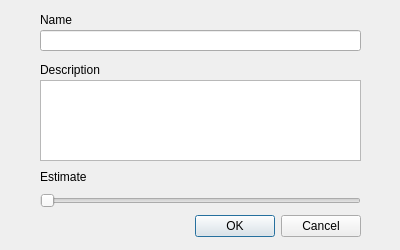
This is Paul_prototype/createtaskdialog.ui in OrlovaAnn/TaskTracker as Qt 5 draws it before an edit. The edited form follows.
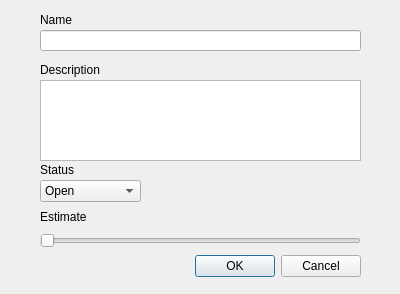
This is the edited form.

Commit message: (+) Allow to modify task type from the settings

What changed in the file:
```diff
--- a/Paul_prototype/createtaskdialog.ui
+++ b/Paul_prototype/createtaskdialog.ui
@@ -7,7 +7,7 @@
     <x>0</x>
     <y>0</y>
     <width>400</width>
-    <height>250</height>
+    <height>294</height>
    </rect>
   </property>
   <property name="windowTitle">
@@ -17,7 +17,7 @@
    <property name="geometry">
     <rect>
      <x>20</x>
-     <y>210</y>
+     <y>250</y>
      <width>341</width>
      <height>32</height>
     </rect>
@@ -53,7 +53,7 @@
    <property name="geometry">
     <rect>
      <x>40</x>
-     <y>190</y>
+     <y>230</y>
      <width>321</width>
      <height>22</height>
     </rect>
@@ -92,7 +92,7 @@
    <property name="geometry">
     <rect>
      <x>40</x>
-     <y>170</y>
+     <y>210</y>
      <width>47</width>
      <height>13</height>
     </rect>
@@ -101,6 +101,50 @@
     <string>Estimate</string>
    </property>
   </widget>
+  <widget class="QComboBox" name="statusComboBox">
+   <property name="geometry">
+    <rect>
+     <x>40</x>
+     <y>180</y>
+     <width>101</width>
+     <height>22</height>
+    </rect>
+   </property>
+   <property name="currentText">
+    <string>Open</string>
+   </property>
+   <property name="currentIndex">
+    <number>0</number>
+   </property>
+   <item>
+    <property name="text">
+     <string>Open</string>
+    </property>
+   </item>
+   <item>
+    <property name="text">
+     <string>In progress</string>
+    </property>
+   </item>
+   <item>
+    <property name="text">
+     <string>Closed</string>
+    </property>
+   </item>
+  </widget>
+  <widget class="QLabel" name="label_4">
+   <property name="geometry">
+    <rect>
+     <x>40</x>
+     <y>160</y>
+     <width>321</width>
+     <height>20</height>
+    </rect>
+   </property>
+   <property name="text">
+    <string>Status</string>
+   </property>
+  </widget>
  </widget>
  <resources/>
  <connections>
```
The commit also changes 1 other file.
